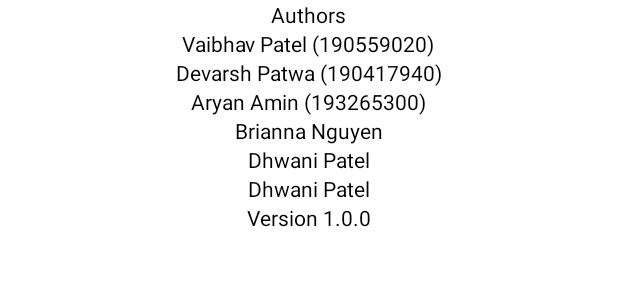
After one commit to vp2305/RideX, an Android app: the layout fragment_help_page.xml on its own in the app's theme, with its tools: preview values and no code run, on a phone screen of 412 x 824 dp. The commit adds this screen. Shown: the top 300 px of the screen. Run offline under Robolectric (Android 15) with nearby library versions, the phone set to English and light mode, and no system bars.

Commit message:
Added the help page

```diff
--- a/app/src/main/java/com/example/ridex/AccountPageFragment.java
+++ b/app/src/main/java/com/example/ridex/AccountPageFragment.java
@@ -4,6 +4,7 @@ import android.content.Intent;
 import android.os.Bundle;
 
 import androidx.fragment.app.Fragment;
+import androidx.fragment.app.FragmentManager;
 
 import android.util.Log;
 import android.view.LayoutInflater;
@@ -38,7 +39,7 @@ public class AccountPageFragment extends Fragment {
     private String mParam2;
 
     // UI Variables
-    ImageButton logoutBtn;
+    ImageButton logoutBtn, helpBtn;
     TextView fullName, numberOfRidesDriven, numberOfRidesTaken, overAllRating;
 
     // Realm variables.
@@ -89,6 +90,7 @@ public class AccountPageFragment extends Fragment {
         View view = inflater.inflate(R.layout.fragment_account_page, container, false);
         // Initialize the variables
         logoutBtn = view.findViewById(R.id.logoutBtn);
+        helpBtn = view.findViewById(R.id.helpBtn);
         fullName = view.findViewById(R.id.userFullName);
         numberOfRidesDriven = view.findViewById(R.id.numberOfRidesDriven);
         numberOfRidesTaken = view.findViewById(R.id.numberOfRidesTaken);
@@ -113,6 +115,14 @@ public class AccountPageFragment extends Fragment {
                                 "Unable to logout successfully", Toast.LENGTH_SHORT).show();
                     }
                 });
+            }
+        });
+
+        helpBtn.setOnClickListener(new View.OnClickListener() {
+            @Override
+            public void onClick(View view) {
+               getFragmentManager().beginTransaction().replace(R.id.frameLayout, new HelpPageFragment()).commit();
+
             }
         });
 
--- /dev/null
+++ b/app/src/main/java/com/example/ridex/HelpPageFragment.java
@@ -0,0 +1,64 @@
+package com.example.ridex;
+
+import android.os.Bundle;
+
+import androidx.fragment.app.Fragment;
+
+import android.view.LayoutInflater;
+import android.view.View;
+import android.view.ViewGroup;
+
+/**
+ * A simple {@link Fragment} subclass.
+ * Use the {@link HelpPageFragment#newInstance} factory method to
+ * create an instance of this fragment.
+ */
+public class HelpPageFragment extends Fragment {
+
+    // TODO: Rename parameter arguments, choose names that match
+    // the fragment initialization parameters, e.g. ARG_ITEM_NUMBER
+    private static final String ARG_PARAM1 = "param1";
+    private static final String ARG_PARAM2 = "param2";
+
+    // TODO: Rename and change types of parameters
+    private String mParam1;
+    private String mParam2;
+
+    public HelpPageFragment() {
+        // Required empty public constructor
+    }
+
+    /**
+     * Use this factory method to create a new instance of
+     * this fragment using the provided parameters.
+     *
+     * @param param1 Parameter 1.
+     * @param param2 Parameter 2.
+     * @return A new instance of fragment HelpPageFragment.
+     */
+    // TODO: Rename and change types and number of parameters
+    public static HelpPageFragment newInstance(String param1, String param2) {
+        HelpPageFragment fragment = new HelpPageFragment();
+        Bundle args = new Bundle();
+        args.putString(ARG_PARAM1, param1);
+        args.putString(ARG_PARAM2, param2);
+        fragment.setArguments(args);
+        return fragment;
+    }
+
+    @Override
+    public void onCreate(Bundle savedInstanceState) {
+        super.onCreate(savedInstanceState);
+        if (getArguments() != null) {
+            mParam1 = getArguments().getString(ARG_PARAM1);
+            mParam2 = getArguments().getString(ARG_PARAM2);
+        }
+    }
+
+    @Override
+    public View onCreateView(LayoutInflater inflater, ViewGroup container,
+                             Bundle savedInstanceState) {
+        // Inflate the layout for this fragment
+        return inflater.inflate(R.layout.fragment_help_page, container, false);
+    }
+}
--- /dev/null
+++ b/app/src/main/res/layout/fragment_help_page.xml
@@ -0,0 +1,77 @@
+<?xml version="1.0" encoding="utf-8"?>
+<FrameLayout xmlns:android="http://schemas.android.com/apk/res/android"
+    xmlns:tools="http://schemas.android.com/tools"
+    android:layout_width="match_parent"
+    android:layout_height="match_parent"
+    tools:context=".HelpPageFragment">
+
+    <LinearLayout
+        android:layout_width="match_parent"
+        android:layout_height="match_parent"
+        android:orientation="vertical"
+        >
+    <!-- TODO: Update blank fragment layout -->
+        <TextView
+            android:id="@+id/authors"
+            android:layout_width="wrap_content"
+            android:layout_height="wrap_content"
+            android:text="@string/help_authors"
+            android:layout_gravity="center"
+            />
+
+        <TextView
+            android:id="@+id/vaibhav_patel"
+            android:layout_width="wrap_content"
+            android:layout_height="wrap_content"
+            android:text="@string/vaibhav_patel"
+            android:layout_gravity="center"/>
+
+        <TextView
+            android:id="@+id/devarsh_patwa"
+            android:layout_width="wrap_content"
+            android:layout_height="wrap_content"
+            android:text="@string/devarsh_patwa"
+            android:layout_gravity="center"/>
+
+        <TextView
+            android:id="@+id/aryan_amin"
+            android:layout_width="wrap_content"
+            android:layout_height="wrap_content"
+            android:text="@string/aryan_amin"
+            android:layout_gravity="center"/>
+
+        <TextView
+            android:id="@+id/brianna"
+            android:layout_width="wrap_content"
+            android:layout_height="wrap_content"
+            android:text="@string/brianna"
+            android:layout_gravity="center"/>
+
+        <TextView
+            android:id="@+id/dhwani"
+            android:layout_width="wrap_content"
+            android:layout_height="wrap_content"
+            android:text="@string/dhwani"
+            android:layout_gravity="center"/>
+
+
+        <TextView
+            android:id="@+id/instructions"
+            android:layout_width="wrap_content"
+            android:layout_height="wrap_content"
+            android:text="@string/dhwani"
+            android:layout_gravity="center"/>
+
+
+        <TextView
+            android:id="@+id/activity_version"
+            android:layout_width="wrap_content"
+            android:layout_height="wrap_content"
+            android:text="@string/activity_version"
+            android:layout_gravity="center"/>
+
+
+    </LinearLayout>
+
+
+</FrameLayout>
--- a/app/src/main/res/values/strings.xml
+++ b/app/src/main/res/values/strings.xml
@@ -21,5 +21,11 @@
     <string name="upload_existing_image">Upload existing image:</string>
     <string name="profile_previewPicture_text">Preview of the profile picture:</string>
     <!-- TODO: Remove or change this placeholder text -->
-    <string name="hello_blank_fragment">Hello blank fragment</string>
+    <string name="help_authors">Authors</string>
+    <string name="vaibhav_patel">Vaibhav Patel (190559020)</string>
+    <string name="devarsh_patwa">Devarsh Patwa (190417940)</string>
+    <string name="aryan_amin">Aryan Amin (193265300)</string>
+    <string name="brianna">Brianna Nguyen</string>
+    <string name="dhwani">Dhwani Patel</string>
+    <string name="activity_version">Version 1.0.0</string>
 </resources>
```
